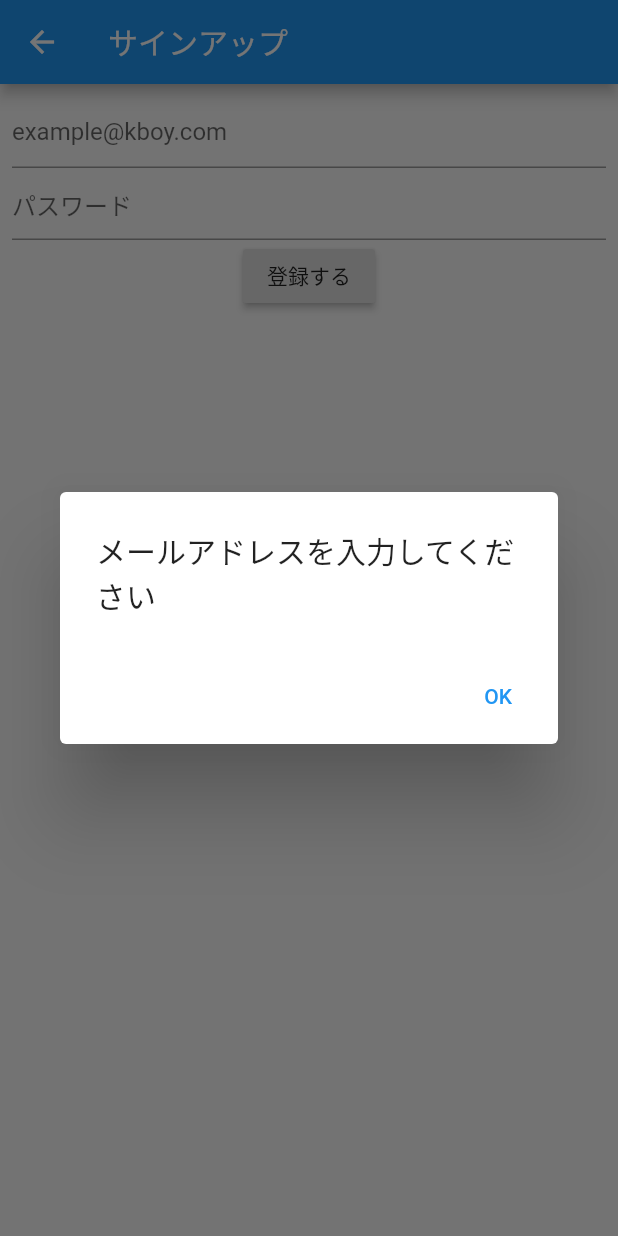
After one commit to RightonSK/coriander, a Flutter app: the SignupPage screen opened directly, after a tap on "登録する", on a phone screen of 412 x 824 dp. The commit adds this screen. Run offline on Flutter 3.47's test engine with Material 2 defaults, Android fonts, the phone set to English and light mode, and no system bars; our stand-ins replace cloud_firestore, firebase_auth; accounts and stored records are empty.

Commit message:
サインアップとログインの実装

```diff
--- /dev/null
+++ b/lib/signup/signup_model.dart
@@ -0,0 +1,29 @@
+import 'package:cloud_firestore/cloud_firestore.dart';
+import 'package:coriander_app/domain/book.dart';
+import 'package:firebase_auth/firebase_auth.dart';
+import 'package:flutter/material.dart';
+
+class SignupModel extends ChangeNotifier {
+  String mail = '';
+  String password = '';
+  final FirebaseAuth _auth = FirebaseAuth.instance;
+
+  Future signUp() async {
+    if (mail.isEmpty) {
+      throw ('メールアドレスを入力してください');
+    }
+    if (password.isEmpty) {
+      throw ('パスワードを入力してください');
+    }
+
+    final FirebaseUser user = (await _auth.createUserWithEmailAndPassword(
+            email: mail, password: password))
+        .user;
+
+    final email = user.email;
+    Firestore.instance.collection('users').add({
+      'email': email,
+      'createdAt': Timestamp.now(),
+    });
+  }
+}
--- /dev/null
+++ b/lib/signup/signup_page.dart
@@ -0,0 +1,81 @@
+import 'package:cloud_firestore/cloud_firestore.dart';
+import 'package:coriander_app/domain/book.dart';
+import 'package:coriander_app/presentation/add_book/add_book_model.dart';
+import 'package:coriander_app/presentation/book_list/book_list_model.dart';
+import 'package:coriander_app/signup/signup_model.dart';
+
+import 'package:flutter/material.dart';
+import 'package:provider/provider.dart';
+
+class SignupPage extends StatelessWidget {
+  @override
+  Widget build(BuildContext context) {
+    final mailController = TextEditingController();
+    final passwordController = TextEditingController();
+
+    return ChangeNotifierProvider<SignupModel>(
+      create: (_) => SignupModel(),
+      child: Scaffold(
+        appBar: AppBar(
+          title: Text('サインアップ'),
+        ),
+        body: Consumer<SignupModel>(
+          builder: (context, model, child) {
+            return Padding(
+              padding: const EdgeInsets.all(8.0),
+              child: Column(
+                children: <Widget>[
+                  TextField(
+                    decoration: InputDecoration(hintText: 'example@kboy.com'),
+                    controller: mailController,
+                    onChanged: (text) {
+                      model.mail = text;
+                    },
+                  ),
+                  TextField(
+                    decoration: InputDecoration(hintText: 'パスワード'),
+                    obscureText: true,
+                    controller: passwordController,
+                    onChanged: (text) {
+                      model.password = text;
+                    },
+                  ),
+                  RaisedButton(
+                    child: Text('登録する'),
+                    onPressed: () async {
+                      try {
+                        await model.signUp();
+                        _showDialog(context, '登録完了しました');
+                      } catch (e) {
+                        _showDialog(context, e.toString());
+                      }
+                    },
+                  ),
+                ],
+              ),
+            );
+          },
+        ),
+      ),
+    );
+  }
+
+  Future _showDialog(BuildContext context, String title) {
+    showDialog(
+      context: context,
+      builder: (BuildContext context) {
+        return AlertDialog(
+          title: Text(title),
+          actions: <Widget>[
+            TextButton(
+              child: Text('OK'),
+              onPressed: () {
+                Navigator.of(context).pop();
+              },
+            ),
+          ],
+        );
+      },
+    );
+  }
+}
--- a/pubspec.yaml
+++ b/pubspec.yaml
@@ -26,6 +26,7 @@ dependencies:
   provider: ^4.1.3
   firebase_core: ^0.4.5
   cloud_firestore: ^0.13.6
+  firebase_auth: ^0.16.1
 
 
   # The following adds the Cupertino Icons font to your application.
```
Also changed, not shown: lib/login/login_model.dart (added, +24 -0 lines), lib/login/login_page.dart (added, +85 -0 lines), lib/presentation/main/main.dart (+14 -2 lines), pubspec.lock.
